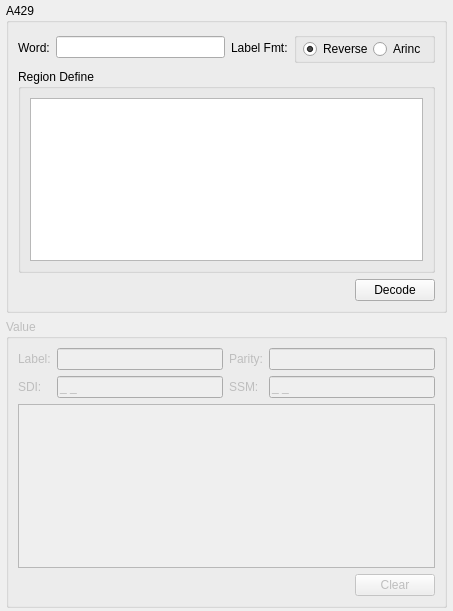
Qt form src/gui/a4292value.ui (sslnjz/a429parser) before a commit.
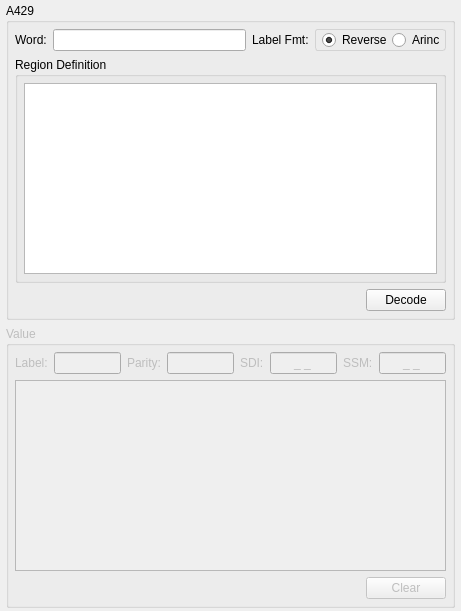
The same form after that commit. Custom widgets are drawn as their Qt base class.

Commit message: [feat] A429 to value model complete.

Diff of the .ui file:
```diff
--- a/src/gui/a4292value.ui
+++ b/src/gui/a4292value.ui
@@ -7,7 +7,7 @@
    <rect>
     <x>0</x>
     <y>0</y>
-    <width>453</width>
+    <width>461</width>
     <height>611</height>
    </rect>
   </property>
@@ -33,19 +33,18 @@
       <string>A429</string>
      </property>
      <layout class="QGridLayout" name="gridLayout_5">
-      <item row="0" column="0">
-       <widget class="QLabel" name="label">
-        <property name="sizePolicy">
-         <sizepolicy hsizetype="Fixed" vsizetype="Preferred">
-          <horstretch>0</horstretch>
-          <verstretch>0</verstretch>
-         </sizepolicy>
-        </property>
-        <property name="text">
-         <string>Word:</string>
-        </property>
-       </widget>
-      </item>
+      <property name="leftMargin">
+       <number>6</number>
+      </property>
+      <property name="topMargin">
+       <number>6</number>
+      </property>
+      <property name="rightMargin">
+       <number>6</number>
+      </property>
+      <property name="bottomMargin">
+       <number>6</number>
+      </property>
       <item row="0" column="1">
        <widget class="QLineEdit" name="lineEditA429Word">
         <property name="sizePolicy">
@@ -56,94 +55,6 @@
         </property>
        </widget>
       </item>
-      <item row="0" column="2">
-       <widget class="QLabel" name="label_2">
-        <property name="sizePolicy">
-         <sizepolicy hsizetype="Fixed" vsizetype="Preferred">
-          <horstretch>0</horstretch>
-          <verstretch>0</verstretch>
-         </sizepolicy>
-        </property>
-        <property name="text">
-         <string>Label Fmt:</string>
-        </property>
-       </widget>
-      </item>
-      <item row="0" column="3">
-       <widget class="QGroupBox" name="groupBoxA429Fmt">
-        <property name="sizePolicy">
-         <sizepolicy hsizetype="Fixed" vsizetype="Preferred">
-          <horstretch>0</horstretch>
-          <verstretch>0</verstretch>
-         </sizepolicy>
-        </property>
-        <property name="title">
-         <string/>
-        </property>
-        <layout class="QGridLayout" name="gridLayout_2">
-         <property name="leftMargin">
-          <number>6</number>
-         </property>
-         <property name="topMargin">
-          <number>0</number>
-         </property>
-         <property name="rightMargin">
-          <number>6</number>
-         </property>
-         <property name="bottomMargin">
-          <number>0</number>
-         </property>
-         <property name="spacing">
-          <number>0</number>
-         </property>
-         <item row="0" column="0">
-          <widget class="QRadioButton" name="radioButtonA429Reverse">
-           <property name="text">
-            <string>Reverse</string>
-           </property>
-           <property name="checked">
-            <bool>true</bool>
-           </property>
-          </widget>
-         </item>
-         <item row="0" column="1">
-          <widget class="QRadioButton" name="radioButtonA429ARINC">
-           <property name="text">
-            <string>Arinc</string>
-           </property>
-          </widget>
-         </item>
-        </layout>
-       </widget>
-      </item>
-      <item row="1" column="0" colspan="4">
-       <widget class="QGroupBox" name="groupBox">
-        <property name="title">
-         <string>Region Define</string>
-        </property>
-        <layout class="QGridLayout" name="gridLayout_4">
-         <item row="0" column="0">
-          <widget class="A429BitsView" name="tableViewA429Region">
-           <property name="alternatingRowColors">
-            <bool>true</bool>
-           </property>
-           <attribute name="horizontalHeaderDefaultSectionSize">
-            <number>70</number>
-           </attribute>
-           <attribute name="horizontalHeaderStretchLastSection">
-            <bool>true</bool>
-           </attribute>
-           <attribute name="verticalHeaderMinimumSectionSize">
-            <number>23</number>
-           </attribute>
-           <attribute name="verticalHeaderDefaultSectionSize">
-            <number>23</number>
-           </attribute>
-          </widget>
-         </item>
-        </layout>
-       </widget>
-      </item>
       <item row="2" column="0" colspan="4">
        <layout class="QHBoxLayout" name="horizontalLayout">
         <item>
@@ -168,6 +79,119 @@
         </item>
        </layout>
       </item>
+      <item row="1" column="0" colspan="4">
+       <widget class="QGroupBox" name="groupBox">
+        <property name="title">
+         <string>Region Definition</string>
+        </property>
+        <layout class="QGridLayout" name="gridLayout_4">
+         <property name="leftMargin">
+          <number>6</number>
+         </property>
+         <property name="topMargin">
+          <number>6</number>
+         </property>
+         <property name="rightMargin">
+          <number>6</number>
+         </property>
+         <property name="bottomMargin">
+          <number>6</number>
+         </property>
+         <item row="0" column="0">
+          <widget class="A429BitsView" name="tableViewA429Region">
+           <property name="alternatingRowColors">
+            <bool>true</bool>
+           </property>
+           <attribute name="horizontalHeaderDefaultSectionSize">
+            <number>70</number>
+           </attribute>
+           <attribute name="horizontalHeaderStretchLastSection">
+            <bool>true</bool>
+           </attribute>
+           <attribute name="verticalHeaderMinimumSectionSize">
+            <number>22</number>
+           </attribute>
+           <attribute name="verticalHeaderDefaultSectionSize">
+            <number>22</number>
+           </attribute>
+          </widget>
+         </item>
+        </layout>
+       </widget>
+      </item>
+      <item row="0" column="0">
+       <widget class="QLabel" name="label">
+        <property name="sizePolicy">
+         <sizepolicy hsizetype="Fixed" vsizetype="Preferred">
+          <horstretch>0</horstretch>
+          <verstretch>0</verstretch>
+         </sizepolicy>
+        </property>
+        <property name="text">
+         <string>Word:</string>
+        </property>
+       </widget>
+      </item>
+      <item row="0" column="2">
+       <widget class="QLabel" name="label_2">
+        <property name="sizePolicy">
+         <sizepolicy hsizetype="Fixed" vsizetype="Preferred">
+          <horstretch>0</horstretch>
+          <verstretch>0</verstretch>
+         </sizepolicy>
+        </property>
+        <property name="text">
+         <string>Label Fmt:</string>
+        </property>
+       </widget>
+      </item>
+      <item row="0" column="3">
+       <widget class="QFrame" name="frameA429Fmt">
+        <property name="sizePolicy">
+         <sizepolicy hsizetype="Fixed" vsizetype="Preferred">
+          <horstretch>0</horstretch>
+          <verstretch>0</verstretch>
+         </sizepolicy>
+        </property>
+        <property name="styleSheet">
+         <string notr="true">QFrame{ border: 1px solid lightgray; border-radius: 3px;}</string>
+        </property>
+        <layout class="QGridLayout" name="gridLayout_2">
+         <property name="leftMargin">
+          <number>6</number>
+         </property>
+         <property name="topMargin">
+          <number>0</number>
+         </property>
+         <property name="rightMargin">
+          <number>0</number>
+         </property>
+         <property name="bottomMargin">
+          <number>0</number>
+         </property>
+         <property name="spacing">
+          <number>0</number>
+         </property>
+         <item row="0" column="1">
+          <widget class="QRadioButton" name="radioButtonA429ARINC">
+           <property name="text">
+            <string>Arinc</string>
+           </property>
+          </widget>
+         </item>
+         <item row="0" column="0">
+          <widget class="QRadioButton" name="radioButtonA429Reverse">
+           <property name="text">
+            <string>Reverse</string>
+           </property>
+           <property name="checked">
+            <bool>true</bool>
+           </property>
+          </widget>
+         </item>
+        </layout>
+       </widget>
+      </item>
      </layout>
     </widget>
    </item>
@@ -180,6 +204,18 @@
       <string>Value</string>
      </property>
      <layout class="QGridLayout" name="gridLayout_3">
+      <property name="leftMargin">
+       <number>6</number>
+      </property>
+      <property name="topMargin">
+       <number>6</number>
+      </property>
+      <property name="rightMargin">
+       <number>6</number>
+      </property>
+      <property name="bottomMargin">
+       <number>6</number>
+      </property>
       <item row="0" column="0">
        <widget class="QLabel" name="label_3">
         <property name="text">
@@ -189,6 +225,9 @@
       </item>
       <item row="0" column="1">
        <widget class="QLineEdit" name="lineEditA429Label">
+        <property name="alignment">
+         <set>Qt::AlignCenter</set>
+        </property>
         <property name="readOnly">
          <bool>true</bool>
         </property>
@@ -203,46 +242,55 @@
       </item>
       <item row="0" column="3">
        <widget class="QLineEdit" name="lineEditA429Parity">
+        <property name="alignment">
+         <set>Qt::AlignCenter</set>
+        </property>
         <property name="readOnly">
          <bool>true</bool>
         </property>
        </widget>
       </item>
-      <item row="1" column="0">
+      <item row="0" column="4">
        <widget class="QLabel" name="label_5">
         <property name="text">
          <string>SDI:</string>
         </property>
        </widget>
       </item>
-      <item row="1" column="1">
+      <item row="0" column="5">
        <widget class="QLineEdit" name="lineEditA429SDI">
         <property name="inputMask">
          <string>B B;_</string>
         </property>
+        <property name="alignment">
+         <set>Qt::AlignCenter</set>
+        </property>
         <property name="readOnly">
          <bool>true</bool>
         </property>
        </widget>
       </item>
-      <item row="1" column="2">
+      <item row="0" column="6">
        <widget class="QLabel" name="label_6">
         <property name="text">
          <string>SSM:</string>
         </property>
        </widget>
       </item>
-      <item row="1" column="3">
+      <item row="0" column="7">
        <widget class="QLineEdit" name="lineEditA429SSM">
         <property name="inputMask">
          <string>B B;_</string>
         </property>
+        <property name="alignment">
+         <set>Qt::AlignCenter</set>
+        </property>
         <property name="readOnly">
          <bool>true</bool>
         </property>
        </widget>
       </item>
-      <item row="2" column="0" colspan="4">
+      <item row="1" column="0" colspan="8">
        <widget class="A429BitsParseView" name="tableWidgetA429Value">
         <property name="alternatingRowColors">
          <bool>true</bool>
@@ -254,14 +302,14 @@
          <bool>true</bool>
         </attribute>
         <attribute name="verticalHeaderMinimumSectionSize">
-         <number>23</number>
+         <number>22</number>
         </attribute>
         <attribute name="verticalHeaderDefaultSectionSize">
-         <number>23</number>
+         <number>22</number>
         </attribute>
        </widget>
       </item>
-      <item row="3" column="0" colspan="4">
+      <item row="2" column="0" colspan="8">
        <layout class="QHBoxLayout" name="horizontalLayout_2">
         <item>
          <spacer name="horizontalSpacer_2">
```
The commit also changes 15 other files.
